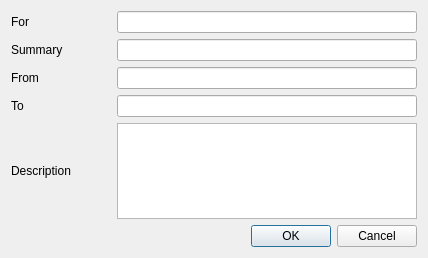
The window that appointmentform.ui (trumpton/ContactManager) describes before a commit, drawn with Qt 5.
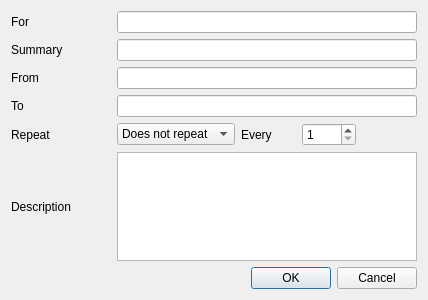
The same window after the commit. Custom widgets are drawn as their Qt base class.

Commit message:
Repeat options in the appointment form (#30)
A Repeat row between To and Description: does not repeat, daily, weekly, monthly or yearly, and
every how many.  The form is taller to fit the row.  D30 checks the form keeps a repeat's type and
interval, and gives back none for an appointment that does not repeat.

Diff of the .ui file:
```diff
--- a/appointmentform.ui
+++ b/appointmentform.ui
@@ -7,7 +7,7 @@
     <x>0</x>
     <y>0</y>
     <width>426</width>
-    <height>258</height>
+    <height>300</height>
    </rect>
   </property>
   <property name="sizePolicy">
@@ -19,7 +19,7 @@
   <property name="maximumSize">
    <size>
     <width>16777215</width>
-    <height>258</height>
+    <height>300</height>
    </size>
   </property>
   <property name="windowTitle">
@@ -149,6 +149,85 @@
      </item>
     </layout>
    </item>
+   <item>
+    <layout class="QHBoxLayout" name="horizontalLayout_repeat">
+     <item>
+      <widget class="QLabel" name="labelRepeat">
+       <property name="minimumSize">
+        <size>
+         <width>100</width>
+         <height>0</height>
+        </size>
+       </property>
+       <property name="text">
+        <string>Repeat</string>
+       </property>
+      </widget>
+     </item>
+     <item>
+      <widget class="QComboBox" name="comboRepeat">
+       <property name="accessibleName">
+        <string>Repeat</string>
+       </property>
+       <property name="accessibleDescription">
+        <string>How often this appointment repeats</string>
+       </property>
+       <item>
+        <property name="text">
+         <string>Does not repeat</string>
+        </property>
+       </item>
+       <item>
+        <property name="text">
+         <string>Daily</string>
+        </property>
+       </item>
+       <item>
+        <property name="text">
+         <string>Weekly</string>
+        </property>
+       </item>
+       <item>
+        <property name="text">
+         <string>Monthly</string>
+        </property>
+       </item>
+       <item>
+        <property name="text">
+         <string>Yearly</string>
+        </property>
+       </item>
+      </widget>
+     </item>
+     <item>
+      <widget class="QLabel" name="labelRepeatEvery">
+       <property name="text">
+        <string>Every</string>
+       </property>
+      </widget>
+     </item>
+     <item>
+      <widget class="QSpinBox" name="spinRepeatEvery">
+       <property name="accessibleName">
+        <string>Repeat every</string>
+       </property>
+       <property name="minimum">
+        <number>1</number>
+       </property>
+       <property name="maximum">
+        <number>99</number>
+       </property>
+      </widget>
+     </item>
+     <item>
+      <widget class="QLabel" name="labelRepeatUnit">
+       <property name="text">
+        <string/>
+       </property>
+      </widget>
+     </item>
+    </layout>
+   </item>
    <item>
     <layout class="QHBoxLayout" name="horizontalLayout_5">
      <property name="topMargin">
```
The commit also changes 3 other files.
